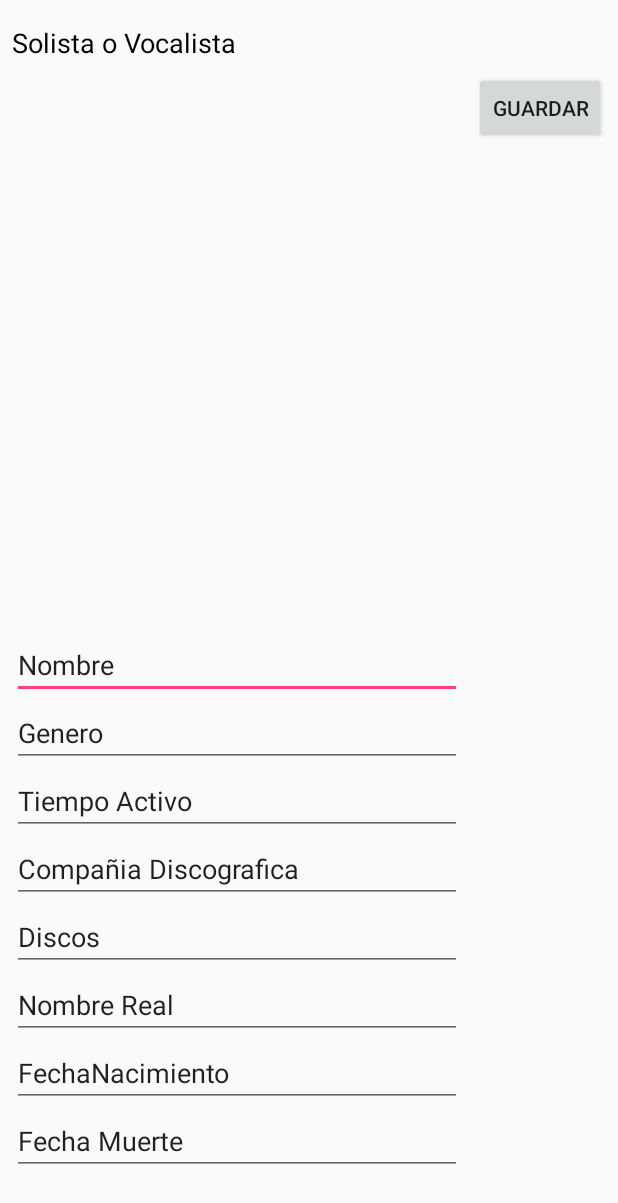
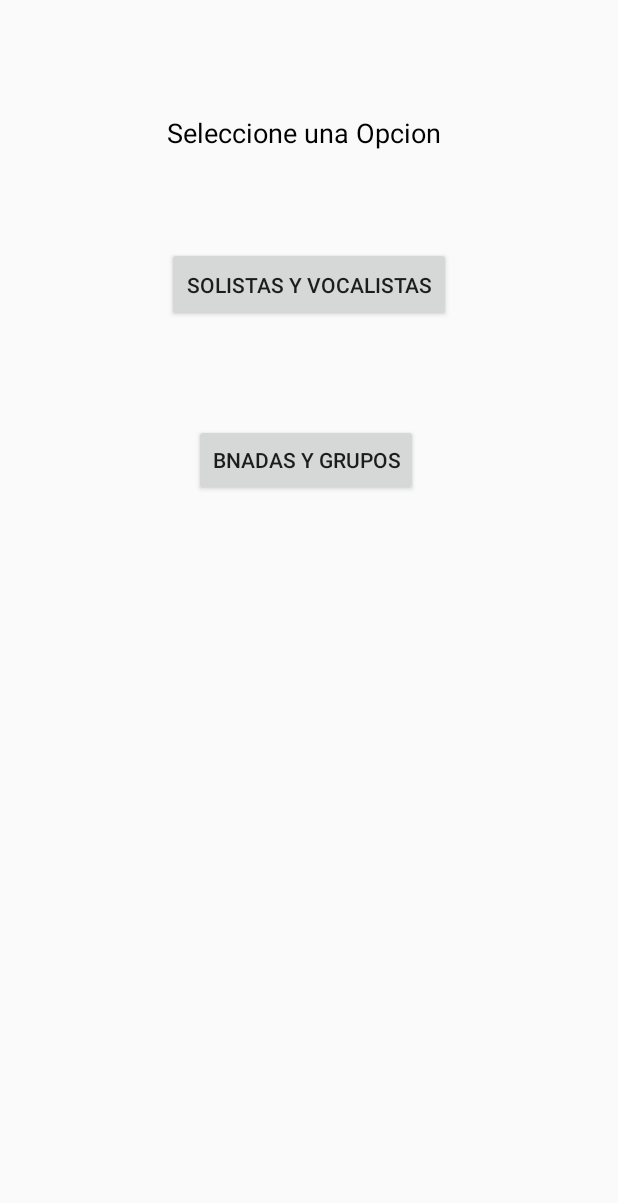
Before and after one commit to marcechelo/MN-android-proyecto, an Android app: the screen it shows after launch (Main), on a phone screen of 412 x 824 dp. Shown: the top 1203 px of the screen. Run offline under Robolectric (Android 15) with nearby library versions, the phone set to English and light mode, and no system bars.

Commit message:
Arreglo interfaces

```diff
--- a/app/src/main/AndroidManifest.xml
+++ b/app/src/main/AndroidManifest.xml
@@ -20,7 +20,7 @@
                 <category android:name="android.intent.category.LAUNCHER" />
             </intent-filter>
         </activity>
-        <activity android:name=".MainActivity" />
+        <activity android:name=".SolistaVocalistaActivity" />
     </application>
 
 </manifest>
--- a/app/src/main/java/com/example/marcelo/moviles/Main.kt
+++ b/app/src/main/java/com/example/marcelo/moviles/Main.kt
@@ -1,21 +1,15 @@
 package com.example.marcelo.moviles
 
+import android.content.Intent
 import android.os.Build
 import android.os.Bundle
 import android.support.annotation.RequiresApi
 import android.support.v7.app.AppCompatActivity
-import android.view.Menu
-import android.view.MenuItem
 import android.view.View
-import android.widget.TextView
-import android.widget.Toast
 
 import kotlinx.android.synthetic.main.activity_main.*
-import java.text.SimpleDateFormat
-import java.time.LocalDate
-import java.time.format.DateTimeFormatter
+
 //import kotlinx.android.synthetic.main.content_main.*
-import java.util.*
 
 class Main : AppCompatActivity() {
 
@@ -23,68 +17,13 @@ class Main : AppCompatActivity() {
     override fun onCreate(savedInstanceState: Bundle?) {
         super.onCreate(savedInstanceState)
         setContentView(R.layout.activity_main)
-        //setSupportActionBar(toolbar)
 
-        //fab.setOnClickListener { view ->
-        //    Snackbar.make(view, "Replace with your own action", Snackbar.LENGTH_LONG)
-        //            .setAction("Action", null).show()
-        //}
-
-        BaseGrupos.datos.add(BandasYGrupos("Black Sabbath","Heaavy Metal","1970-2015","Sony",12,"Inglaterra",arrayOf("ozzy", "geezer","tonny", "bill"),"inactivo"))
-        BaseGrupos.datos.add(BandasYGrupos("Metallica","Thrash Metal","1970-actualidad","Blast",18,"EU",arrayOf("Ulrich", "Heatfield","Trujillo", "Hammet"),"Activo"))
-        //println(BaseGrupos.recuperarPorIndice(1))
-        //println()
-        //println(BaseGrupos.recuperarPorIndice(0))
-
-        val sdf = SimpleDateFormat("yyyy/mm/dd")
-        val date = sdf.parse("1948/03/09")
-        val date2 = sdf.parse("1950/03/09")
-
-        BaseSolistas.datos.add(SolistaOVocalista("Ozzy Osbourne","Heavy Metal","1980-actualidad","Sony",11,"Jonh Michael Osbourne", date,null,"Ingles","voz"))
-        BaseSolistas.datos.add(SolistaOVocalista("Bon Jovi","Rock","1985-actualidad","Algo",17,"Jon Bon Jovi", date2,null,"Estado Unidense","voz"))
-        //println(BaseSolistas.recuperarPorIndice(1))
-        //println()
-        //println(BaseSolistas.recuperarPorIndice(0))
-
-        guardarButton.setOnClickListener{view: View ->
-            BaseSolistas.datos.add(SolistaOVocalista(nombreEditText.getText().toString(),
-                    generoEditText.getText().toString(),
-                    tiempoEditText.getText().toString(),
-                    discografiaEditText.getText().toString(),
-                    Integer.parseInt(discosEditText.getText().toString()),
-                    nombreRealEditText.getText().toString(),
-                    sdf.parse(nacimientoEditText.getText().toString()),
-                    sdf.parse(muerteEditText.getText().toString()),
-                    nacionalidadEditText.getText().toString(),
-                    instrumentoeditText.getText().toString()
-                    )
-                    )
-
-            Toast.makeText(
-                applicationContext,
-                BaseSolistas.recuperarPorIndice(2),
-                Toast.LENGTH_LONG
-        ).show()}
-
-        nombreEditText.setOnClickListener{view: View -> nombreEditText.setText("",TextView.BufferType.NORMAL)}
-
-
+        botonSolistaVocalist.setOnClickListener{view: View ->irAActividadSolistaOVocalista()}
 
     }
 
-    override fun onCreateOptionsMenu(menu: Menu): Boolean {
-        // Inflate the menu; this adds items to the action bar if it is present.
-        menuInflater.inflate(R.menu.menu_main, menu)
-        return true
-    }
-
-    override fun onOptionsItemSelected(item: MenuItem): Boolean {
-        // Handle action bar item clicks here. The action bar will
-        // automatically handle clicks on the Home/Up button, so long
-        // as you specify a parent activity in AndroidManifest.xml.
-        return when (item.itemId) {
-            R.id.action_settings -> true
-            else -> super.onOptionsItemSelected(item)
-        }
+    fun irAActividadSolistaOVocalista(){
+        val intent = Intent(this,SolistaVocalistaActivity::class.java)
+        startActivity(intent)
     }
 }
--- a/app/src/main/res/layout/activity_main.xml
+++ b/app/src/main/res/layout/activity_main.xml
@@ -6,135 +6,47 @@
     android:layout_height="match_parent"
     tools:context=".Main">
 
-    <ScrollView
-        android:layout_width="368dp"
-        android:layout_height="375dp"
-        android:layout_marginBottom="28dp"
-        android:layout_marginEnd="10dp"
-        android:layout_marginLeft="8dp"
-        android:layout_marginRight="10dp"
-        android:layout_marginStart="8dp"
-        app:layout_constraintBottom_toBottomOf="parent"
-        app:layout_constraintEnd_toEndOf="parent"
-        app:layout_constraintHorizontal_bias="0.0"
-        app:layout_constraintStart_toStartOf="parent">
-
-        <LinearLayout
-            android:layout_width="match_parent"
-            android:layout_height="wrap_content"
-            android:orientation="vertical">
-
-            <EditText
-                android:id="@+id/nombreEditText"
-                android:layout_width="300dp"
-                android:layout_height="wrap_content"
-                android:ems="10"
-                android:inputType="text"
-                android:text="Nombre"
-                tools:layout_editor_absoluteX="16dp"
-                tools:layout_editor_absoluteY="16dp" />
-
-            <EditText
-                android:id="@+id/generoEditText"
-                android:layout_width="300dp"
-                android:layout_height="wrap_content"
-                android:ems="10"
-                android:inputType="textPersonName"
-                android:text="Genero"
-                tools:layout_editor_absoluteX="16dp"
-                tools:layout_editor_absoluteY="108dp" />
-
-            <EditText
-                android:id="@+id/tiempoEditText"
-                android:layout_width="300dp"
-                android:layout_height="wrap_content"
-                android:ems="10"
-                android:inputType="textPersonName"
-                android:text="Tiempo Activo" />
-
-            <EditText
-                android:id="@+id/discografiaEditText"
-                android:layout_width="300dp"
-                android:layout_height="wrap_content"
-                android:ems="10"
-                android:inputType="textPersonName"
-                android:text="Compañia Discografica" />
-
-            <EditText
-                android:id="@+id/discosEditText"
-                android:layout_width="300dp"
-                android:layout_height="wrap_content"
-                android:ems="10"
-                android:inputType="number"
-                android:text="Discos"
-                tools:layout_editor_absoluteX="0dp"
-                tools:layout_editor_absoluteY="41dp" />
-
-            <EditText
-                android:id="@+id/nombreRealEditText"
-                android:layout_width="300dp"
-                android:layout_height="wrap_content"
-                android:ems="10"
-                android:inputType="textPersonName"
-                android:text="Nombre Real" />
-
-            <EditText
-                android:id="@+id/nacimientoEditText"
-                android:layout_width="300dp"
-                android:layout_height="wrap_content"
-                android:ems="10"
-                android:inputType="date"
-                android:text="FechaNacimiento" />
-
-            <EditText
-                android:id="@+id/muerteEditText"
-                android:layout_width="300dp"
-                android:layout_height="wrap_content"
-                android:ems="10"
-                android:inputType="date"
-                android:text="Fecha Muerte" />
-
-            <EditText
-                android:id="@+id/nacionalidadEditText"
-                android:layout_width="300dp"
-                android:layout_height="wrap_content"
-                android:ems="10"
-                android:inputType="textPersonName"
-                android:text="Nacionalidad" />
-
-            <EditText
-                android:id="@+id/instrumentoeditText"
-                android:layout_width="300dp"
-                android:layout_height="wrap_content"
-                android:ems="10"
-                android:inputType="textPersonName"
-                android:text="Instrument" />
-
-        </LinearLayout>
-    </ScrollView>
-
     <TextView
         android:id="@+id/textView"
         android:layout_width="wrap_content"
         android:layout_height="wrap_content"
-        android:layout_marginLeft="8dp"
-        android:layout_marginStart="8dp"
-        android:layout_marginTop="16dp"
-        android:text="Solista o Vocalista"
+        android:layout_marginEnd="8dp"
+        android:layout_marginLeft="48dp"
+        android:layout_marginRight="8dp"
+        android:layout_marginStart="48dp"
+        android:layout_marginTop="76dp"
+        android:text="Seleccione una Opcion"
         android:textColor="@android:color/black"
         android:textSize="18sp"
+        app:layout_constraintEnd_toEndOf="parent"
+        app:layout_constraintHorizontal_bias="0.364"
         app:layout_constraintStart_toStartOf="parent"
         app:layout_constraintTop_toTopOf="parent" />
 
     <Button
-        android:id="@+id/guardarButton"
+        android:id="@+id/botonSolistaVocalist"
+        android:layout_width="189dp"
+        android:layout_height="50dp"
+        android:layout_marginTop="64dp"
+        android:text="Solistas y Vocalistas"
+        app:layout_constraintEnd_toEndOf="@+id/textView"
+        app:layout_constraintHorizontal_bias="0.0"
+        app:layout_constraintStart_toStartOf="@+id/textView"
+        app:layout_constraintTop_toBottomOf="@+id/textView" />
+
+    <Button
+        android:id="@+id/botonBandasGrupos"
         android:layout_width="wrap_content"
         android:layout_height="wrap_content"
         android:layout_marginEnd="8dp"
+        android:layout_marginLeft="8dp"
         android:layout_marginRight="8dp"
-        android:layout_marginTop="48dp"
-        android:text="Guardar"
-        app:layout_constraintEnd_toEndOf="parent"
-        app:layout_constraintTop_toTopOf="parent" />
+        android:layout_marginStart="8dp"
+        android:layout_marginTop="68dp"
+        android:text="Bnadas y Grupos"
+        app:layout_constraintEnd_toEndOf="@+id/botonSolistaVocalist"
+        app:layout_constraintHorizontal_bias="0.416"
+        app:layout_constraintStart_toStartOf="@+id/botonSolistaVocalist"
+        app:layout_constraintTop_toBottomOf="@+id/botonSolistaVocalist" />
 
 </android.support.constraint.ConstraintLayout>
```
Also changed, not shown: app/src/main/java/com/example/marcelo/moviles/SolistaVocalistaActivity.kt (added, +76 -0 lines), app/src/main/res/layout/activity_solista_vocalista.xml (added, +147 -0 lines).
